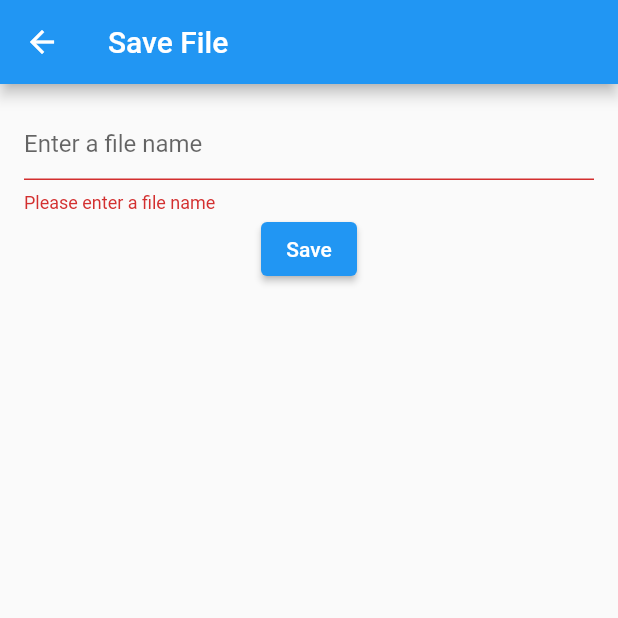
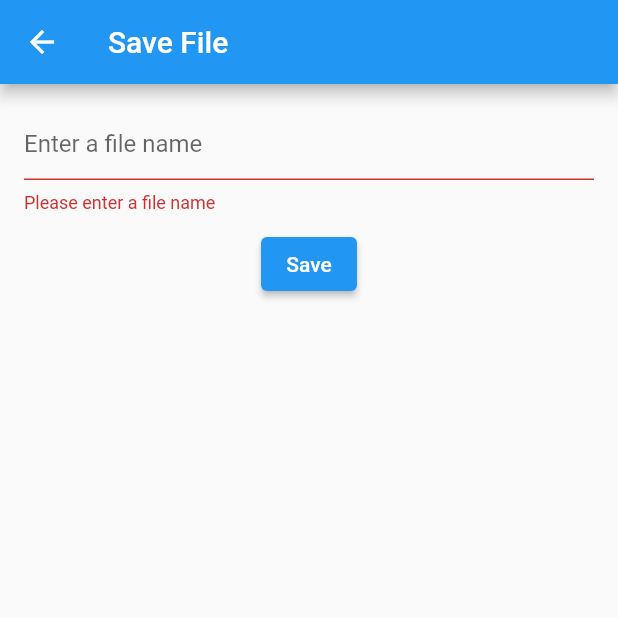
Before and after one commit to Lazeeez/Pose-Detection, a Flutter app: the SaveFile screen opened directly, after a tap on "Save", on a phone screen of 412 x 824 dp, the top half of it. Run offline on Flutter 3.47's test engine with Material 2 defaults, Android fonts, the phone set to English and light mode, and no system bars; our stand-ins replace camera, csv, permission_handler; missing offline and left inert: external_path, google_ml_kit, google_mlkit_commons, google_mlkit_pose_detection.

```diff
--- a/pose_detection/lib/pose_painter.dart
+++ b/pose_detection/lib/pose_painter.dart
@@ -131,6 +131,7 @@ class PosePainter extends CustomPainter {
           ExternalPath.DIRECTORY_DOWNLOADS);
       final String filePath = '$path/$filename.csv';
       File file = File(filePath);
+      print(csv);
       file.writeAsString(csv);
 
       // String csvData = ListToCsvConverter().convert(rows);
--- a/pose_detection/lib/save_file.dart
+++ b/pose_detection/lib/save_file.dart
@@ -4,7 +4,6 @@ import 'dart:io';
 import 'dart:ui';
 import 'package:external_path/external_path.dart';
 import 'package:flutter/material.dart';
-
 import 'mainscreen.dart';
 
 class SaveFile extends StatefulWidget {
@@ -50,6 +49,7 @@ class _SaveFileState extends State<SaveFile> {
                     return null;
                   },
                 ),
+                Padding(padding: const EdgeInsets.only(top: 10.0)),
                 ElevatedButton(
                   onPressed: () async {
                     if (_formKey.currentState!.validate()) {
@@ -63,6 +63,12 @@ class _SaveFileState extends State<SaveFile> {
                       final file = File(filepath);
                       // save the file to the downloads folder
                       file.writeAsString('Hello World');
+                      // show snack bar
+                      ScaffoldMessenger.of(context).showSnackBar(SnackBar(
+                          content: Text(
+                              'New file created Internal_Storage/Download/' +
+                                  _controller.text.toString() +
+                                  '.csv')));
                       Navigator.push(
                           context,
                           MaterialPageRoute(
```
Also changed, not shown: pose_detection/lib/camera.dart (+0 -20 lines).
